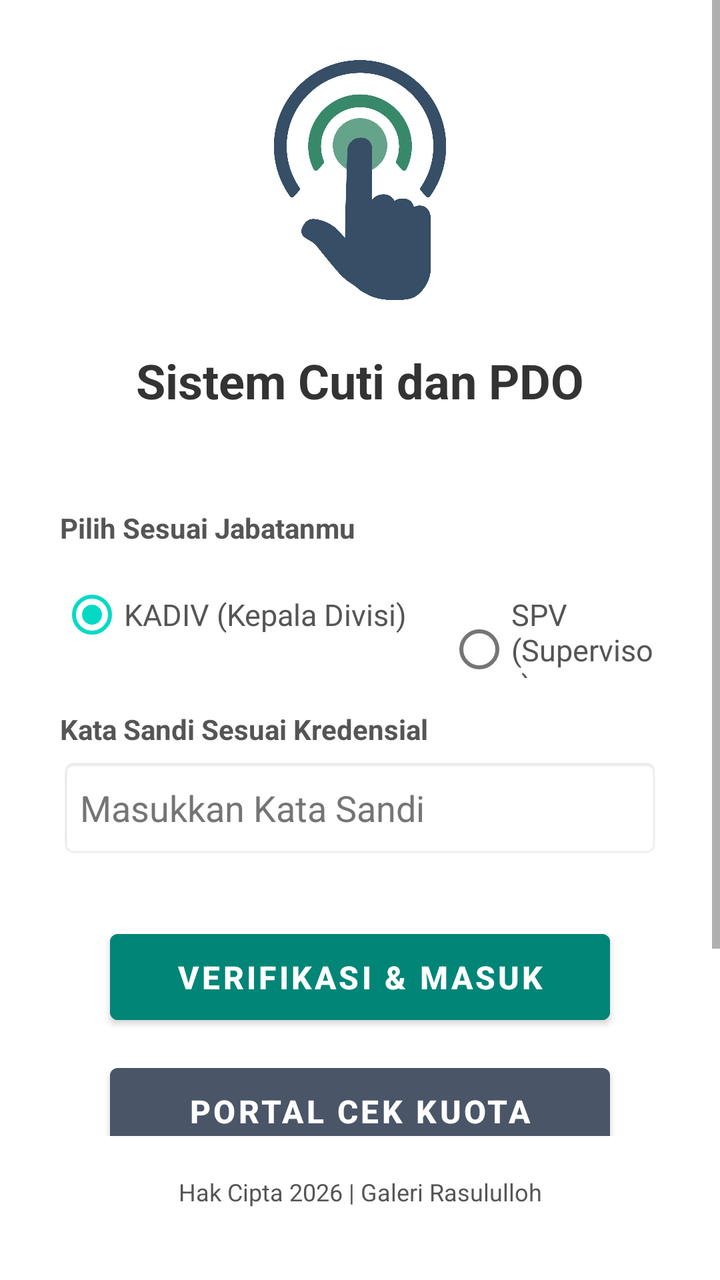
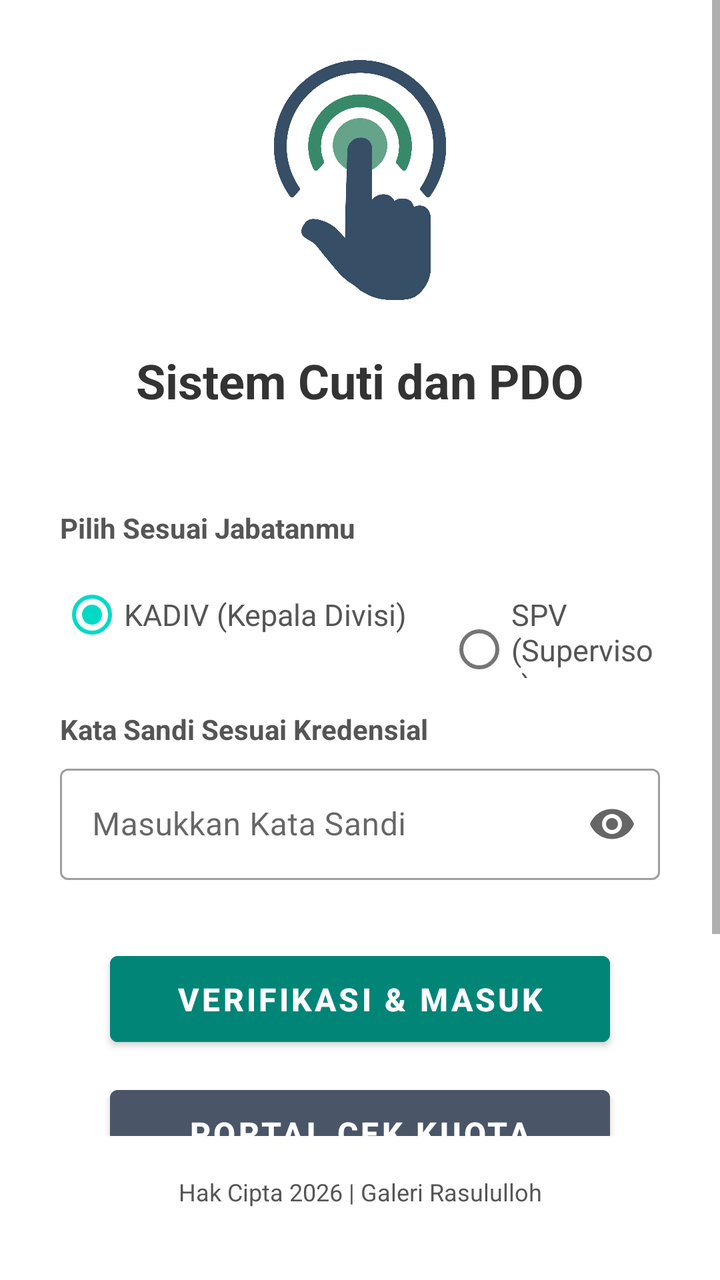

Compare the two renders of this Android layout. The source of the first and the diff that turns it into the second are given below.
<!-- AndroidManifest.xml: application theme Theme.CutiPDO2026 -->
<!-- res/layout/activity_login.xml -->
<?xml version="1.0" encoding="utf-8"?>
<androidx.constraintlayout.widget.ConstraintLayout xmlns:android="http://schemas.android.com/apk/res/android"
    xmlns:app="http://schemas.android.com/apk/res-auto"
    xmlns:tools="http://schemas.android.com/tools"
    android:layout_width="match_parent"
    android:layout_height="match_parent"
    tools:context=".LoginActivity">

    <ScrollView
        android:layout_width="0dp"
        android:layout_height="0dp"
        android:fillViewport="true"
        app:layout_constraintBottom_toTopOf="@+id/tvCreditPlaceholder"
        app:layout_constraintEnd_toEndOf="parent"
        app:layout_constraintStart_toStartOf="parent"
        app:layout_constraintTop_toTopOf="parent"
        app:layout_constraintWidth_max="488dp">

        <LinearLayout
            android:layout_width="match_parent"
            android:layout_height="wrap_content"
            android:gravity="center"
            android:orientation="vertical"
            android:padding="30dp">

            <ImageView
                android:id="@+id/ivLogo"
                android:layout_width="250dp"
                android:layout_height="120dp"
                android:layout_marginBottom="24dp"
                android:src="@drawable/login_logo"
                android:contentDescription="App Logo" />

            <TextView
                android:layout_width="wrap_content"
                android:layout_height="wrap_content"
                android:layout_marginBottom="48dp"
                android:text="@string/portal_gateway"
                android:textColor="#333333"
                android:textSize="24sp"
                android:textStyle="bold" />

            <TextView
                android:layout_width="match_parent"
                android:layout_height="wrap_content"
                android:layout_gravity="center_horizontal"
                android:layout_marginBottom="10dp"
                android:maxWidth="488dp"
                android:text="@string/select_your_role"
                android:textColor="#555555"
                android:textStyle="bold" />

            <RadioGroup
                android:id="@+id/radioGroupRole"
                android:layout_width="match_parent"
                android:layout_height="wrap_content"
                android:layout_gravity="center_horizontal"
                android:layout_marginBottom="16dp"
                android:gravity="center_horizontal"
                android:maxWidth="488dp"
                android:orientation="horizontal">

                <RadioButton
                    android:id="@+id/rbKadiv"
                    android:layout_width="wrap_content"
                    android:layout_height="wrap_content"
                    android:layout_marginEnd="20dp"
                    android:checked="true"
                    android:text="@string/kadiv_head_div"
                    android:textColor="#555555"
                    android:textSize="15sp" />

                <RadioButton
                    android:id="@+id/rbSpv"
                    android:layout_width="wrap_content"
                    android:layout_height="wrap_content"
                    android:text="@string/spv_supervisor"
                    android:textColor="#555555"
                    android:textSize="15sp" />

            </RadioGroup>

            <TextView
                android:layout_width="match_parent"
                android:layout_height="wrap_content"
                android:layout_gravity="center_horizontal"
                android:layout_marginBottom="5dp"
                android:maxWidth="488dp"
                android:text="@string/system_passcode"
                android:textColor="#555555"
                android:textStyle="bold" />

            <EditText
                android:id="@+id/etPasscode"
                android:layout_width="match_parent"
                android:layout_height="50dp"
                android:layout_gravity="center_horizontal"
                android:layout_marginBottom="32dp"
                android:background="@android:drawable/editbox_background_normal"
                android:hint="@string/hint_enter_password"
                android:maxWidth="488dp"
                android:textColorHint="#757575"
                android:autofillHints="password"
                android:inputType="textPassword"
                android:paddingStart="10dp"
                android:paddingEnd="10dp" />

            <Button
                android:id="@+id/btnLogin"
                android:layout_width="wrap_content"
                android:layout_height="55dp"
                android:layout_gravity="center_horizontal"
                android:minWidth="250dp"
                android:maxWidth="320dp"
                android:backgroundTint="#008577"
                android:text="@string/verify_enter"
                android:textSize="16sp"
                android:textStyle="bold" />

            <Button
                android:id="@+id/btnCheckBalancePortal"
                android:layout_width="wrap_content"
                android:layout_height="55dp"
                android:layout_marginTop="12dp"
                android:layout_gravity="center_horizontal"
                android:minWidth="250dp"
                android:maxWidth="320dp"
                android:backgroundTint="#4A5568"
                android:text="@string/btn_check_balance_portal"
                android:textSize="16sp"
                android:textStyle="bold" />

            <Button
                android:id="@+id/btnViewCalendar"
                android:layout_width="wrap_content"
                android:layout_height="55dp"
                android:layout_marginTop="12dp"
                android:layout_gravity="center_horizontal"
                android:minWidth="250dp"
                android:maxWidth="320dp"
                android:backgroundTint="#2D3748"
                android:text="@string/btn_view_calendar"
                android:textSize="16sp"
                android:textStyle="bold" />

        </LinearLayout>
    </ScrollView>

    <TextView
        android:id="@+id/tvCreditPlaceholder"
        android:layout_width="222dp"
        android:layout_height="56dp"
        android:layout_marginBottom="16dp"
        android:background="?attr/selectableItemBackground"
        android:clickable="true"
        android:focusable="true"
        android:gravity="center"
        android:minWidth="48dp"
        android:minHeight="48dp"
        android:padding="8dp"
        android:text="@string/placeholder_text"
        android:textColor="#555555"
        android:textSize="12sp"
        app:layout_constraintBottom_toBottomOf="parent"
        app:layout_constraintEnd_toEndOf="parent"
        app:layout_constraintStart_toStartOf="parent" />

</androidx.constraintlayout.widget.ConstraintLayout>
<!-- resources referenced by this layout -->
<resources>
  <!-- drawable login_logo: png bitmap (drawable, 60254 bytes) -->
  <string name="btn_check_balance_portal">PORTAL CEK KUOTA</string>
  <string name="btn_view_calendar">CEK KALENDER</string>
  <string name="hint_enter_password">Masukkan Kata Sandi</string>
  <string name="kadiv_head_div">KADIV (Kepala Divisi)</string>
  <string name="placeholder_text">Hak Cipta 2026 | Galeri Rasululloh</string>
  <string name="portal_gateway">Sistem Cuti dan PDO</string>
  <string name="select_your_role">Pilih Sesuai Jabatanmu</string>
  <string name="spv_supervisor">SPV (Supervisor)</string>
  <string name="system_passcode">Kata Sandi Sesuai Kredensial</string>
  <string name="verify_enter">VERIFIKASI &amp; MASUK</string>
  <style name="Theme.CutiPDO2026" parent="Base.Theme.CutiPDO2026" />
  <style name="Base.Theme.CutiPDO2026" parent="Theme.MaterialComponents.Light.NoActionBar">
          
          
      </style>
</resources>

<!-- the commit's change to res/layout/activity_login.xml (unified diff, before → after) -->
@@ -90,20 +90,25 @@
                 android:textColor="#555555"
                 android:textStyle="bold" />
 
-            <EditText
-                android:id="@+id/etPasscode"
+            <com.google.android.material.textfield.TextInputLayout
                 android:layout_width="match_parent"
-                android:layout_height="50dp"
+                android:layout_height="wrap_content"
+                android:layout_marginBottom="32dp"
+                android:maxWidth="488dp"
                 android:layout_gravity="center_horizontal"
-                android:layout_marginBottom="32dp"
-                android:background="@android:drawable/editbox_background_normal"
-                android:hint="@string/hint_enter_password"
-                android:maxWidth="488dp"
-                android:textColorHint="#757575"
-                android:autofillHints="password"
-                android:inputType="textPassword"
-                android:paddingStart="10dp"
-                android:paddingEnd="10dp" />
+                app:endIconMode="password_toggle"
+                style="@style/Widget.MaterialComponents.TextInputLayout.OutlinedBox">
+
+                <com.google.android.material.textfield.TextInputEditText
+                    android:id="@+id/etPasscode"
+                    android:layout_width="match_parent"
+                    android:layout_height="wrap_content"
+                    android:hint="@string/hint_enter_password"
+                    android:textColorHint="#757575"
+                    android:autofillHints="password"
+                    android:inputType="textPassword" />
+
+            </com.google.android.material.textfield.TextInputLayout>
 
             <Button
                 android:id="@+id/btnLogin"
